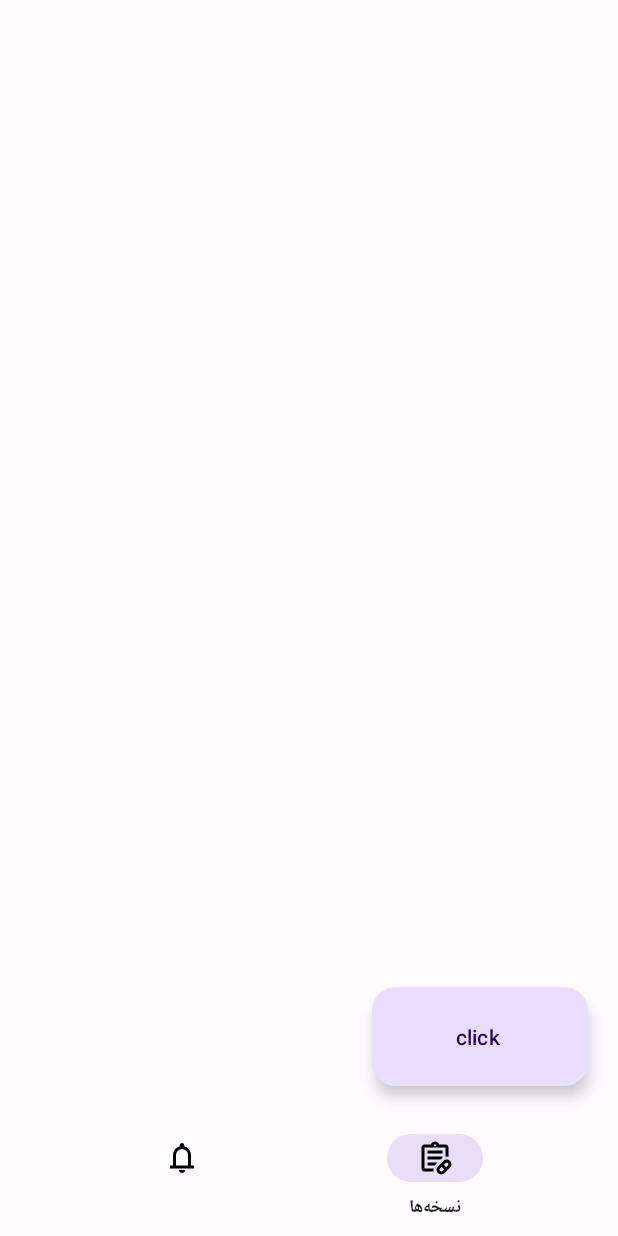
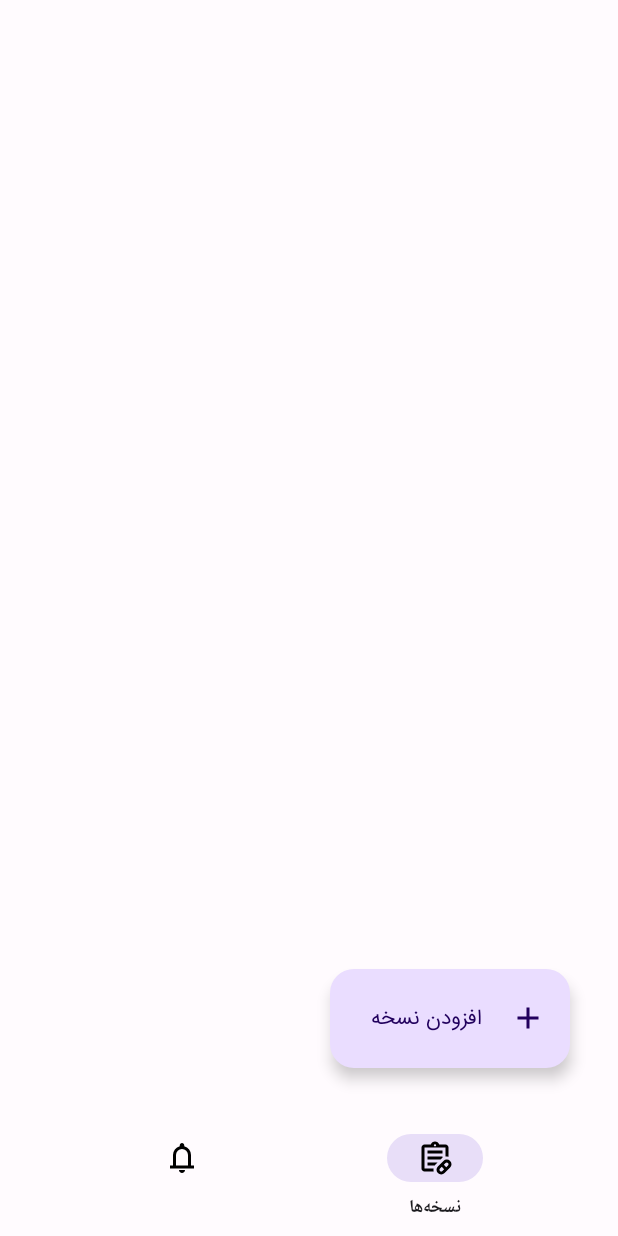
Before and after one commit to daroyar7/DarooYarMain, an Android app: the screen it shows after launch (ContainerActivity), on a phone screen of 412 x 824 dp. Run offline under Robolectric (Android 15) with nearby library versions, the phone set to English and light mode, and no system bars.

Commit message:
complete base PrescriptionFragment

```diff
--- a/app/src/main/java/com/example/darooyar2/container/ContainerActivity.java
+++ b/app/src/main/java/com/example/darooyar2/container/ContainerActivity.java
@@ -28,7 +28,7 @@ public class ContainerActivity extends AppCompatActivity {
         AppTheme appTheme = AppTheme.getInstance();
 
         setContentView(parent);
-        appTheme.setUpStatusBar(this, Color.getBackgroundColor(), true);
+        appTheme.setUpStatusBar(this, Color.getBackgroundColor(), false);
 
         int[][] states = new int[][]{new int[]{android.R.attr.state_checked}, new int[]{-android.R.attr.state_checked}};
         int[] colors = new int[]{Color.getOnBackgroundColor(), Color.getSurfaceColor()};
--- a/app/src/main/java/com/example/darooyar2/feature/tracker/prescription/presentation/PrescriptionFragment.java
+++ b/app/src/main/java/com/example/darooyar2/feature/tracker/prescription/presentation/PrescriptionFragment.java
@@ -1,10 +1,15 @@
 package com.example.darooyar2.feature.tracker.prescription.presentation;
 
+import android.view.View;
 import android.view.ViewGroup;
 
+import androidx.core.content.res.ResourcesCompat;
+
+import com.example.darooyar2.R;
 import com.example.darooyar2.container.BaseFragment;
-import com.example.darooyar2.them.Color;
+import com.example.darooyar2.them.Dimen;
 import com.example.darooyar2.them.Param;
+import com.example.darooyar2.them.Text;
 import com.google.android.material.floatingactionbutton.ExtendedFloatingActionButton;
 
 public class PrescriptionFragment extends BaseFragment {
@@ -13,8 +18,11 @@ public class PrescriptionFragment extends BaseFragment {
     protected ViewGroup onViewFragmentCreate() {
 
         ExtendedFloatingActionButton fabButton = new ExtendedFloatingActionButton(activity);
-        fabButton.setText("click");
-        parent.addView(fabButton, Param.consParam(appTheme.getAf(360), appTheme.getAf(165), -1, -1, 0, 0, -1, -1, appTheme.getAf(50), appTheme.getAf(50)));
+        fabButton.setText(Text.ADD_PRESCRIPTION);
+        fabButton.setTypeface(appTheme.getRegularTypeface());
+        fabButton.setLayoutDirection(View.LAYOUT_DIRECTION_RTL);
+        fabButton.setIcon(ResourcesCompat.getDrawable(activity.getResources(), R.drawable.ic_add, null));
+        parent.addView(fabButton, Param.consParam(appTheme.getAf(400), appTheme.getAf(165), -1, -1, 0, 0, -1, -1, Dimen.m40, Dimen.m40));
 
         return parent;
     }
--- /dev/null
+++ b/app/src/main/java/com/example/darooyar2/them/Text.java
@@ -0,0 +1,6 @@
+package com.example.darooyar2.them;
+
+public class Text {
+
+    public final static String ADD_PRESCRIPTION = "افزودن نسخه";
+}
--- /dev/null
+++ b/app/src/main/res/drawable/ic_add.xml
@@ -0,0 +1,9 @@
+<vector xmlns:android="http://schemas.android.com/apk/res/android"
+    android:width="24dp"
+    android:height="24dp"
+    android:viewportWidth="960"
+    android:viewportHeight="960">
+  <path
+      android:fillColor="#FF000000"
+      android:pathData="M440,520L200,520v-80h240v-240h80v240h240v80L520,520v240h-80v-240Z"/>
+</vector>
```
